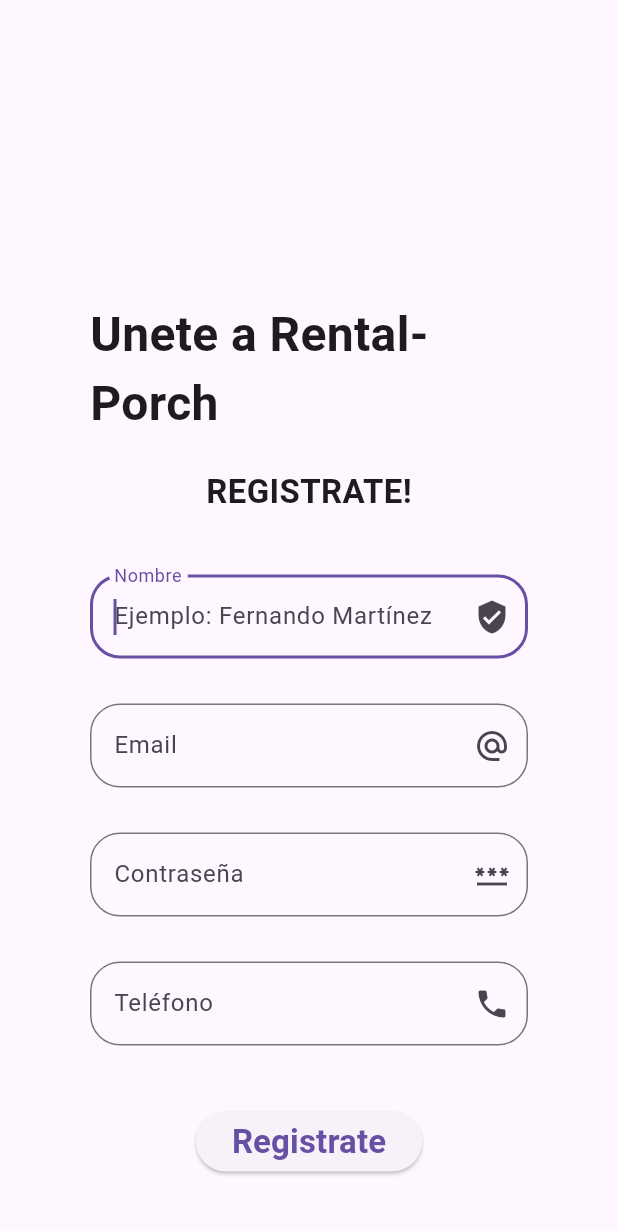
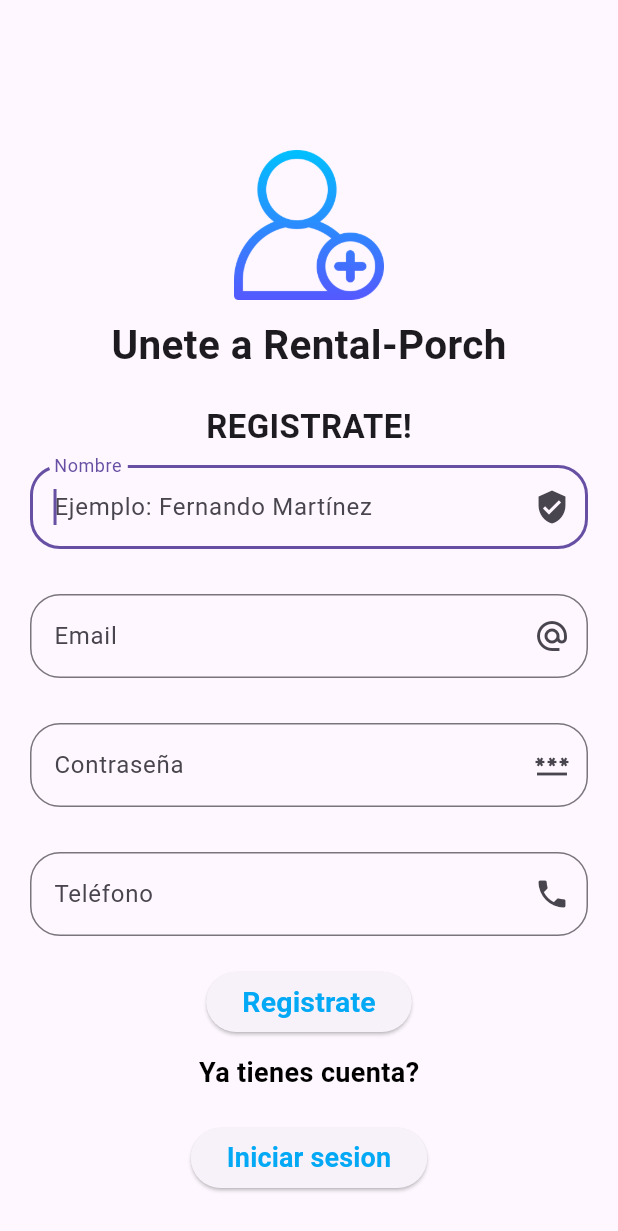
Before and after one commit to IMZ-JAM/Rental_Porch, a Flutter app: the screen it shows after launch, after a tap on "Registrate", on a phone screen of 412 x 824 dp. Shown: the top 1231 px of the screen. Run offline on Flutter 3.47's test engine with Material 3 defaults, Android fonts, the phone set to English and light mode, and no system bars; our stand-ins replace cloud_firestore, firebase_core, flutter_styled_toast; accounts and stored records are empty; network calls fail.

Commit message:
alan salas

```diff
--- a/lib/presentation/login_screen.dart
+++ b/lib/presentation/login_screen.dart
@@ -21,18 +21,27 @@ class _LogInScreenState extends State<LogInScreen> {
   @override
   Widget build(BuildContext context) {
     return Scaffold(
+      backgroundColor: Colors.white , // Cambia a tu color de fondo deseado
       body: Center(
         child: ListView(
-          padding: const EdgeInsets.symmetric(horizontal: 60.0, vertical: 200.0),
+          padding: const EdgeInsets.symmetric(horizontal: 20.0, vertical: 120.0),
           children: <Widget>[
             Column(
               mainAxisAlignment: MainAxisAlignment.center,
               children: [
-                const Text('Bienvenidos a Rental-Porch', style: TextStyle(fontWeight: FontWeight.bold, fontSize: 25),),
+                Container(
+                  width: 100,
+                  height: 100,
+                  margin: const EdgeInsets.all(10),
+                  child: Image.network(
+                      "https://cdn-icons-png.flaticon.com/512/7429/7429878.png"),
+                ),
+                const Text('Bienvenidos a Rental-Porch', style: TextStyle(fontWeight: FontWeight.bold, fontSize: 27 ),),
                 const SizedBox(height: 20,),
-                const Text('Inicio de sesion', style: TextStyle(fontWeight: FontWeight.bold, fontSize: 22),),
-                const SizedBox(height: 40,),
+                const Text('Inicio de sesion', style: TextStyle(fontWeight: FontWeight.bold, fontSize: 18),),
+                const SizedBox(height: 20,),
                 TextField(
+
                   controller: _emailControllerLogin,
                   enableInteractiveSelection: false,
                   autofocus: true,
@@ -46,6 +55,8 @@ class _LogInScreenState extends State<LogInScreen> {
                     border: OutlineInputBorder(
                       borderRadius: BorderRadius.circular(20)
                     ),
+                    filled: true, // Hace que el fondo del TextField se llene de color
+                    fillColor: Colors.white, // Cambia a tu color deseado
                   ),
                 ),
                 const SizedBox(height: 30,),
@@ -62,6 +73,8 @@ class _LogInScreenState extends State<LogInScreen> {
                     border: OutlineInputBorder(
                       borderRadius: BorderRadius.circular(20)
                     ),
+                    filled: true, // Hace que el fondo del TextField se llene de color
+                    fillColor: Colors.white, // Cambia a tu color deseado
                   ),
                 ),
                 const SizedBox(height: 40,),
@@ -77,15 +90,11 @@ class _LogInScreenState extends State<LogInScreen> {
                       showMessage(context, loginList[1], const Color.fromARGB(184, 255, 0, 0));
                     }
                     },
-                    child: const Text('Iniciar sesion',
-                    style: TextStyle(
-                      fontSize: 22,
-                      fontWeight: FontWeight.bold),
-                  )),
+                    child: const Text('Iniciar sesion', style: TextStyle(fontSize: 18, fontWeight: FontWeight.bold, color: Colors.lightBlue ),)),
                 const SizedBox(height: 40,),
-                const Text('Aun no tienes cuenta?', style: TextStyle(color: Colors.black, fontSize: 22, fontWeight: FontWeight.bold),),
+                const Text('Aun no tienes cuenta?', style: TextStyle(color: Colors.black, fontSize: 18, fontWeight: FontWeight.bold),),
                 const SizedBox(height: 20,),
-                ElevatedButton(onPressed: () {Navigator.push(context, MaterialPageRoute(builder: (context) => const RegisterScreen()));}, child: const Text('Registrate', style: TextStyle(fontSize: 22, fontWeight: FontWeight.bold),))
+                ElevatedButton(onPressed: () {Navigator.push(context, MaterialPageRoute(builder: (context) => const RegisterScreen()));}, child: const Text('Registrate', style: TextStyle(fontSize: 18, fontWeight: FontWeight.bold,  color: Colors.lightBlue ),))
               ],
             ),
           ],
--- a/lib/presentation/register_screen.dart
+++ b/lib/presentation/register_screen.dart
@@ -25,15 +25,24 @@ class _RegisterScreenState extends State<RegisterScreen> {
     return Scaffold(
       body: Center(
         child: ListView(
-          padding: const EdgeInsets.symmetric(horizontal: 60.0, vertical: 200.0),
+          padding: const EdgeInsets.symmetric(horizontal: 20.0, vertical: 90.0),
           children: <Widget>[
             Column(
               mainAxisAlignment: MainAxisAlignment.center,
               children: [
-                const Text('Unete a Rental-Porch', style: TextStyle(fontWeight: FontWeight.bold, fontSize: 32),),
+                Container(
+                  width: 100,
+                  height: 100,
+                  margin: const EdgeInsets.all(10),
+                  child: Image.asset(
+                    "assets/images/registrate.png",
+                    fit: BoxFit.cover,
+                  ),
+                ),
+                const Text('Unete a Rental-Porch', style: TextStyle(fontWeight: FontWeight.bold, fontSize: 27),),
                 const SizedBox(height: 20,),
                 const Text('REGISTRATE!', style: TextStyle(fontWeight: FontWeight.bold, fontSize: 22),),
-                const SizedBox(height: 40,),
+                const SizedBox(height: 10,),
                 TextField(
                   controller: _nameControllerReg,
                   enableInteractiveSelection: false,
@@ -99,7 +108,7 @@ class _RegisterScreenState extends State<RegisterScreen> {
                     ),
                   ),
                 ),
-                const SizedBox(height: 40,),
+                const SizedBox(height: 20,),
                 ElevatedButton(
                   onPressed: () async {
                     List regList = await addUsers(_nameControllerReg.text, _emailControllerReg.text, _passwordControllerReg.text, _phoneNumberControllerReg.text);
@@ -115,15 +124,15 @@ class _RegisterScreenState extends State<RegisterScreen> {
                   child: const Text(
                     'Registrate',
                     style: TextStyle(
-                      fontSize: 22,
-                      fontWeight: FontWeight.bold
+                      fontSize: 19,
+                      fontWeight: FontWeight.bold, color: Colors.lightBlue
                     ),
                   )
                 ),
-                const SizedBox(height: 40,),
-                const Text('Ya tienes cuenta?', style: TextStyle(color: Colors.black, fontSize: 22, fontWeight: FontWeight.bold),),
+                const SizedBox(height: 10,),
+                const Text('Ya tienes cuenta?', style: TextStyle(color: Colors.black, fontSize: 18, fontWeight: FontWeight.bold),),
                 const SizedBox(height: 20,),
-                ElevatedButton(onPressed: () {Navigator.push(context, MaterialPageRoute(builder: (context) => const LogInScreen()));}, child: const Text('Iniciar sesion', style: TextStyle(fontSize: 22, fontWeight: FontWeight.bold),))
+                ElevatedButton(onPressed: () {Navigator.push(context, MaterialPageRoute(builder: (context) => const LogInScreen()));}, child: const Text('Iniciar sesion', style: TextStyle(fontSize: 18, fontWeight: FontWeight.bold, color: Colors.lightBlue ),))
               ],
             ),
           ],
```
Also changed, not shown: assets/images/registrate.png (added), pubspec.lock.
